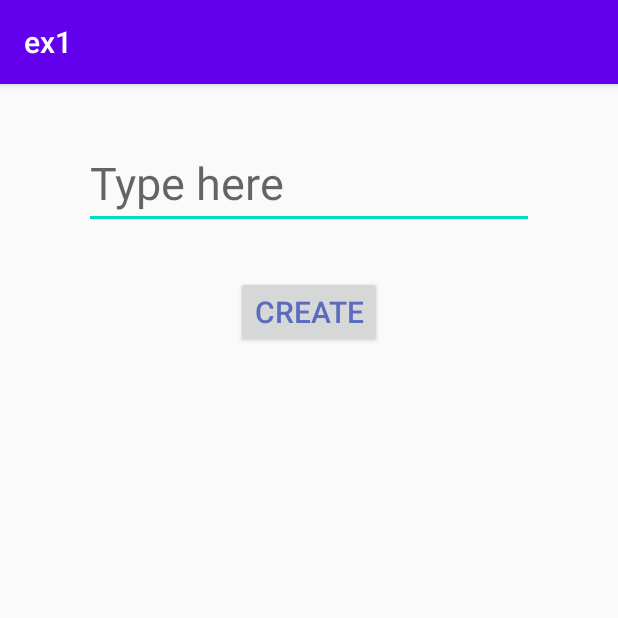
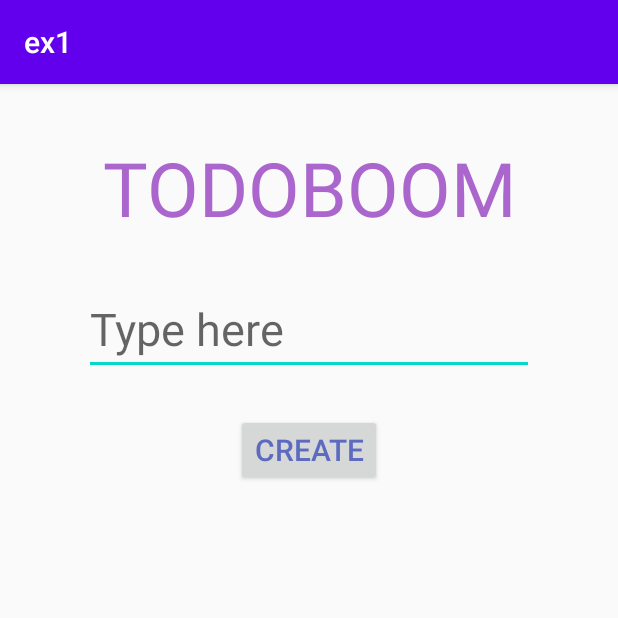
Before and after one commit to RotemShavit/ex1, an Android app: the screen it shows after launch (MainActivity), on a phone screen of 412 x 824 dp, the top half of it. Run offline under Robolectric (Android 15) with nearby library versions, the phone set to English and light mode, and no system bars.

Commit message:
Changed left to start and right to end, Added title, Added readme.txt, Added a screenshot

```diff
--- a/app/src/main/res/layout/activity_main.xml
+++ b/app/src/main/res/layout/activity_main.xml
@@ -6,6 +6,19 @@
     android:layout_height="match_parent"
     tools:context=".MainActivity">
 
+    <TextView
+        android:id="@+id/TODOBOOM"
+        android:textSize="50sp"
+        android:layout_width="wrap_content"
+        android:layout_height="wrap_content"
+        android:text="TODOBOOM"
+        android:textColor="@android:color/holo_purple"
+        app:layout_constraintEnd_toEndOf="parent"
+        app:layout_constraintStart_toStartOf="parent"
+        app:layout_constraintTop_toTopOf="parent"
+        app:layout_constraintBottom_toBottomOf="parent"
+        app:layout_constraintVertical_bias="0.05" />
+
     <EditText
         android:id="@+id/EditText"
         android:layout_width="300dp"
@@ -13,11 +26,11 @@
         android:textSize="30sp"
         android:inputType="text"
         android:hint="Type here"
-        app:layout_constraintLeft_toLeftOf="parent"
-        app:layout_constraintRight_toRightOf="parent"
-        app:layout_constraintTop_toTopOf="parent"
+        app:layout_constraintEnd_toEndOf="parent"
+        app:layout_constraintStart_toStartOf="parent"
+        app:layout_constraintTop_toBottomOf="@+id/TODOBOOM"
         app:layout_constraintBottom_toBottomOf="parent"
-        app:layout_constraintVertical_bias="0.05"/>
+        app:layout_constraintVertical_bias="0.05" />
 
     <Button
         android:id="@+id/create_button"
@@ -26,8 +39,8 @@
         android:text="Create"
         android:textColor="#5C6BC0"
         android:textSize="20sp"
-        app:layout_constraintLeft_toLeftOf="parent"
-        app:layout_constraintRight_toRightOf="parent"
+        app:layout_constraintEnd_toEndOf="parent"
+        app:layout_constraintStart_toStartOf="parent"
         app:layout_constraintTop_toBottomOf="@+id/EditText"
         app:layout_constraintBottom_toBottomOf="parent"
         app:layout_constraintVertical_bias="0.05"/>
@@ -37,8 +50,8 @@
         android:layout_width="wrap_content"
         android:layout_height="wrap_content"
         android:textSize="30sp"
-        app:layout_constraintLeft_toLeftOf="parent"
-        app:layout_constraintRight_toRightOf="parent"
+        app:layout_constraintEnd_toEndOf="parent"
+        app:layout_constraintStart_toStartOf="parent"
         app:layout_constraintTop_toBottomOf="@+id/create_button"
         app:layout_constraintBottom_toBottomOf="parent"
         app:layout_constraintVertical_bias="0.1"/>
```
Also changed, not shown: 2 other files.
